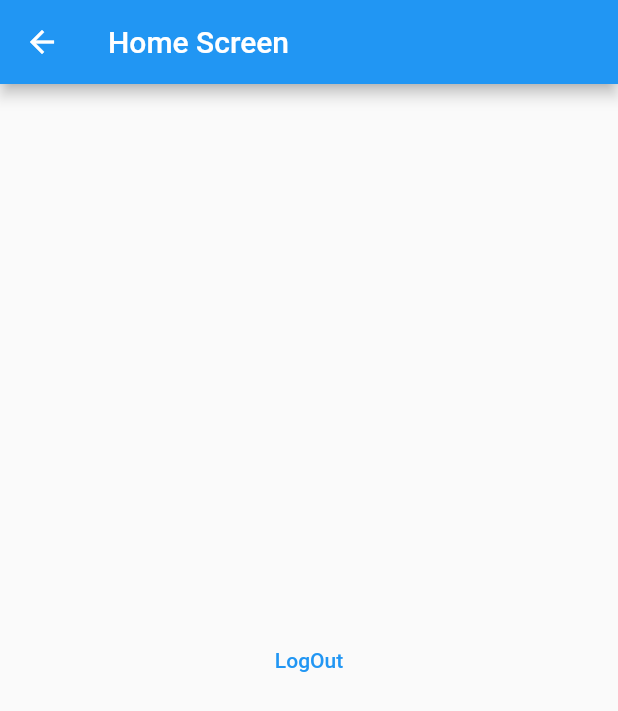
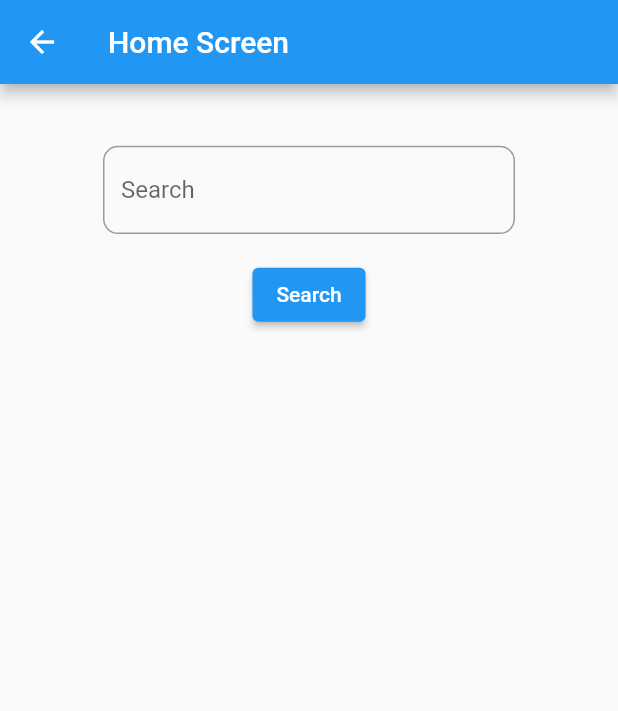
Before and after one commit to SuperAdudu/Chat_app, a Flutter app: the HomeScreen screen opened directly, on a phone screen of 412 x 824 dp. Shown: the top 711 px of the screen. Run offline on Flutter 3.47's test engine with Material 2 defaults, Android fonts, the phone set to English and light mode, and no system bars; our stand-ins replace cloud_firestore, firebase_auth, firebase_core; accounts and stored records are empty.

Commit message:
second commit

```diff
--- a/lib/HomeScreen.dart
+++ b/lib/HomeScreen.dart
@@ -1,19 +1,80 @@
-import 'package:chat_app/Methods.dart';
+import 'package:cloud_firestore/cloud_firestore.dart';
 import 'package:flutter/material.dart';
 
-class HomeScreen extends StatelessWidget {
+class HomeScreen extends StatefulWidget {
+  @override
+  State<HomeScreen> createState() => _HomeScreenState();
+}
+
+class _HomeScreenState extends State<HomeScreen> {
+  late Map<String, dynamic> userMap;
+  bool isLoading = false;
+  final TextEditingController _search = TextEditingController();
+  void onSearch() async {
+    FirebaseFirestore _firestore = FirebaseFirestore.instance;
+    setState(() {
+      isLoading = true;
+    });
+    await _firestore
+        .collection('user')
+        .where("email", isEqualTo: _search.text)
+        .get()
+        .then((value) {
+      setState(() {
+        userMap = value.docs[0].data();
+        isLoading = false;
+      });
+      print(userMap);
+    });
+  }
+
   @override
   Widget build(BuildContext context) {
+    final size = MediaQuery.of(context).size;
     return Scaffold(
       appBar: AppBar(
         title: Text("Home Screen"),
       ),
-      body: Center(
-        child: TextButton(
-          onPressed: () => logOut(context),
-          child: Text("LogOut"),
-        ),
-      ),
+      body: isLoading
+          ? Center(
+              child: Container(
+                height: size.height / 20,
+                width: size.height / 20,
+                child: CircularProgressIndicator(),
+              ),
+            )
+          : Column(
+              children: [
+                SizedBox(
+                  height: size.height / 20,
+                ),
+                Container(
+                  height: size.height / 14,
+                  width: size.width,
+                  alignment: Alignment.center,
+                  child: Container(
+                    height: size.height / 14,
+                    width: size.width / 1.5,
+                    child: TextField(
+                      controller: _search,
+                      decoration: InputDecoration(
+                        hintText: "Search",
+                        border: OutlineInputBorder(
+                          borderRadius: BorderRadius.circular(10),
+                        ),
+                      ),
+                    ),
+                  ),
+                ),
+                SizedBox(
+                  height: size.height / 50,
+                ),
+                ElevatedButton(
+                  onPressed: onSearch,
+                  child: Text("Search"),
+                )
+              ],
+            ),
     );
   }
 }
--- a/lib/main.dart
+++ b/lib/main.dart
@@ -5,7 +5,7 @@ import 'LoginScreen.dart';
 
 Future main() async {
   WidgetsFlutterBinding.ensureInitialized();
-  Firebase.initializeApp();
+  await Firebase.initializeApp();
   runApp(MyApp());
 }
 
--- a/pubspec.yaml
+++ b/pubspec.yaml
@@ -32,6 +32,7 @@ dependencies:
     sdk: flutter
   firebase_auth: ^4.2.8
   firebase_core: ^2.6.1
+  cloud_firestore: ^4.4.3
 
 
 
```
Also changed, not shown: lib/Methods.dart (+10 -1 lines), pubspec.lock, 2 other files.
